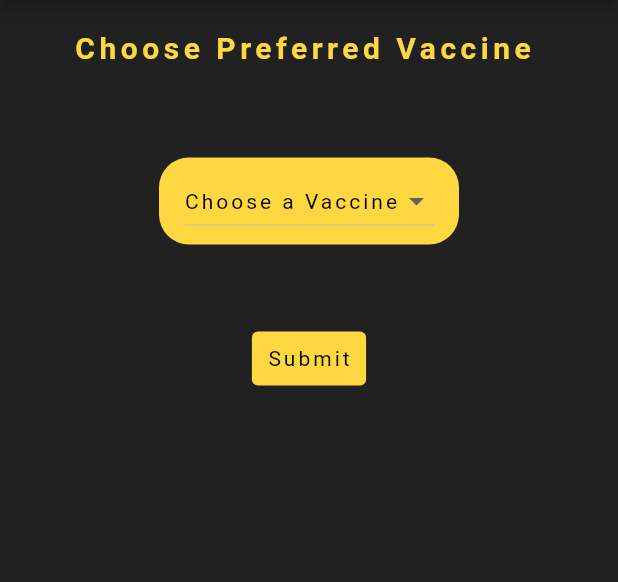
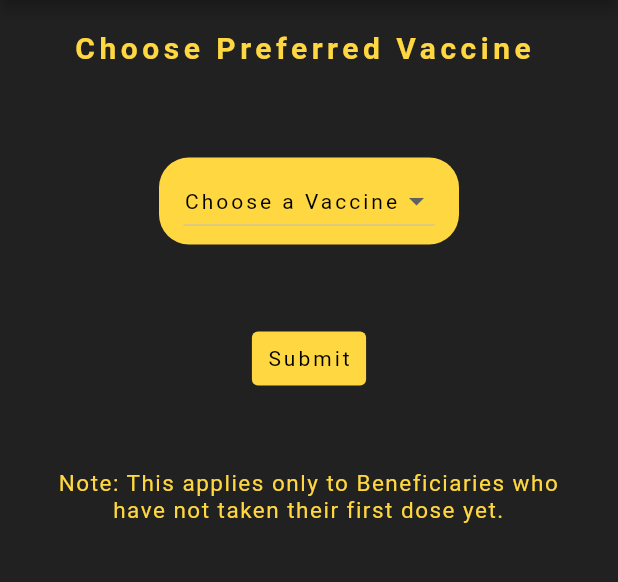
Before and after one commit to thesuhas/vax_app, a Flutter app: the Vaccine screen opened by its route, on a phone screen of 412 x 824 dp, the part 84-666 px from its top. Run offline on Flutter 3.47's test engine with Material 2 defaults, Android fonts, the phone set to English and light mode, and no system bars; our stand-ins replace location, shared_preferences; missing offline and left inert: telephony; accounts and stored records are empty.

Commit message:
updated disclaimer and added note on vaccine page

```diff
--- a/lib/main.dart
+++ b/lib/main.dart
@@ -35,5 +35,6 @@ void main() async{
       '/disclaimer': (context) => Disclaimer(),
       '/vaccine': (context) => Vaccine(),
     },
+    debugShowCheckedModeBanner: false,
   ));
 }
--- a/lib/pages/disclaimer.dart
+++ b/lib/pages/disclaimer.dart
@@ -38,7 +38,7 @@ class Disclaimer extends StatelessWidget {
               Text(
                 "1. By agreeing, you are giving us permission to access your location (ONLY once) to get the pincodes nearest to you.\n\n"
                     "2. You will also be giving us access to read your incoming messages so as to automate CoWIN authentication.\n\n"
-                    "3. Your data will not be misused and is not being sent anywhere, any data being accessed by us is being stored locally and our code is completely open to inspection by the public.\n\n"
+                    "3. Your data will not be misused and is not being sent anywhere, any data being accessed by us is being stored locally and even the developers cannot access it.\n\n"
                     "If you have any queries, please let us know at covidindiabot@gmail.com",
                 style: TextStyle(
                   color: Colors.amberAccent[200],
--- a/lib/pages/vaccine.dart
+++ b/lib/pages/vaccine.dart
@@ -143,6 +143,18 @@ class _VaccineState extends State<Vaccine> {
                 ),
               ),
             ),
+            SizedBox(height: 50,),
+            Center(
+              child: Text(
+                "Note: This applies only to Beneficiaries who have not taken their first dose yet.",
+                style: TextStyle(
+                  color: Colors.amberAccent[200],
+                  fontSize: 15,
+                  letterSpacing: 1,
+                ),
+                textAlign: TextAlign.center,
+              ),
+            ),
           ],
         ),
       ),
```
Also changed, not shown: lib/pages/pincode.dart (+0 -11 lines).
